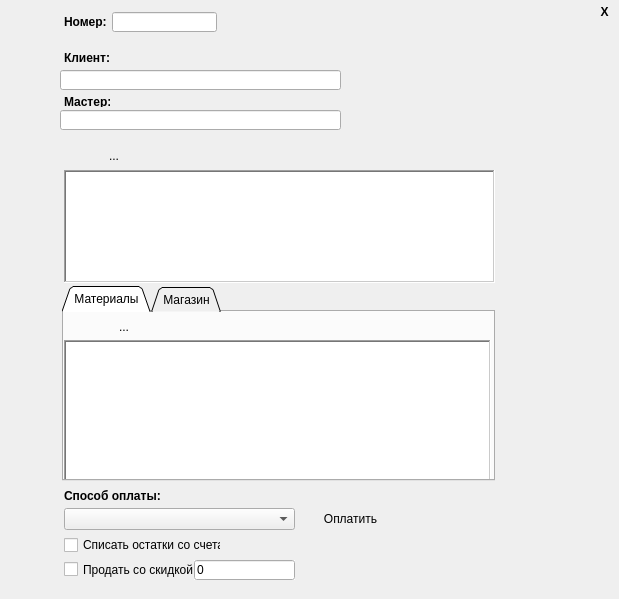
sergey4475/profi, file frm_okazanie_uslug.ui: the form before one commit.
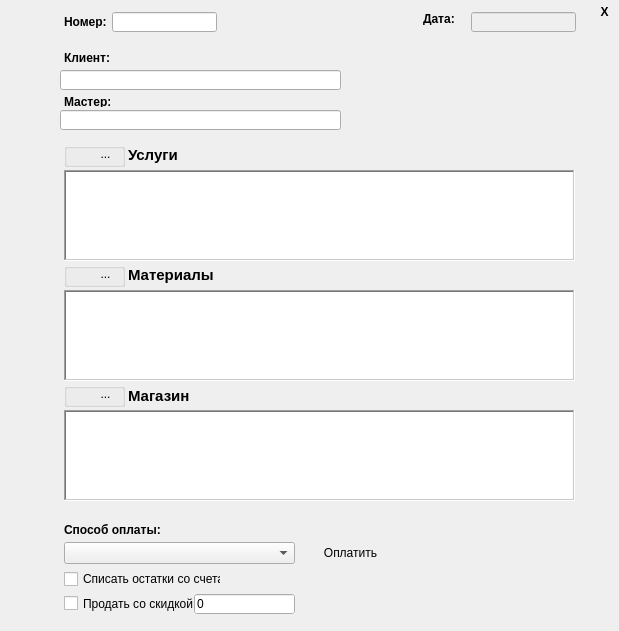
The form after the commit. Icons and pictures are not drawn. Custom widgets are drawn as their Qt base class.

```diff
--- a/frm_okazanie_uslug.ui
+++ b/frm_okazanie_uslug.ui
@@ -7,7 +7,7 @@
     <x>0</x>
     <y>0</y>
     <width>619</width>
-    <height>599</height>
+    <height>631</height>
    </rect>
   </property>
   <property name="contextMenuPolicy">
@@ -133,8 +133,8 @@
     <rect>
      <x>64</x>
      <y>170</y>
-     <width>431</width>
-     <height>113</height>
+     <width>511</width>
+     <height>91</height>
     </rect>
    </property>
    <property name="focusPolicy">
@@ -149,49 +149,24 @@
    <property name="wordWrap">
     <bool>true</bool>
    </property>
+   <attribute name="horizontalHeaderHighlightSections">
+    <bool>false</bool>
+   </attribute>
+   <attribute name="horizontalHeaderMinimumSectionSize">
+    <number>15</number>
+   </attribute>
    <attribute name="verticalHeaderVisible">
     <bool>false</bool>
    </attribute>
-  </widget>
-  <widget class="QWidget" name="horizontalLayoutWidget">
-   <property name="geometry">
-    <rect>
-     <x>64</x>
-     <y>144</y>
-     <width>67</width>
-     <height>24</height>
-    </rect>
-   </property>
-   <layout class="QHBoxLayout" name="horizontalLayout">
-    <item>
-     <widget class="QToolButton" name="add_usluga">
-      <property name="text">
-       <string/>
-      </property>
-      <property name="icon">
-       <iconset resource="icons.qrc">
-        <normaloff>:/res/icons/7.ico</normaloff>:/res/icons/7.ico</iconset>
-      </property>
-      <property name="autoRaise">
-       <bool>true</bool>
-      </property>
-     </widget>
-    </item>
-    <item>
-     <widget class="QToolButton" name="del_usluga">
-      <property name="text">
-       <string>...</string>
-      </property>
-      <property name="icon">
-       <iconset resource="icons.qrc">
-        <normaloff>:/res/icons/5.ico</normaloff>:/res/icons/5.ico</iconset>
-      </property>
-      <property name="autoRaise">
-       <bool>true</bool>
-      </property>
-     </widget>
-    </item>
-   </layout>
+   <attribute name="verticalHeaderDefaultSectionSize">
+    <number>19</number>
+   </attribute>
+   <attribute name="verticalHeaderHighlightSections">
+    <bool>false</bool>
+   </attribute>
+   <attribute name="verticalHeaderShowSortIndicator" stdset="0">
+    <bool>true</bool>
+   </attribute>
   </widget>
   <widget class="QComboBox" name="sposobOplati">
    <property name="enabled">
@@ -200,7 +175,7 @@
    <property name="geometry">
     <rect>
      <x>64</x>
-     <y>508</y>
+     <y>542</y>
      <width>231</width>
      <height>22</height>
     </rect>
@@ -213,7 +188,7 @@
    <property name="geometry">
     <rect>
      <x>300</x>
-     <y>508</y>
+     <y>542</y>
      <width>101</width>
      <height>21</height>
     </rect>
@@ -245,7 +220,7 @@
    <property name="geometry">
     <rect>
      <x>64</x>
-     <y>488</y>
+     <y>522</y>
      <width>99</width>
      <height>16</height>
     </rect>
@@ -260,156 +235,6 @@
     <string>Способ оплаты:</string>
    </property>
   </widget>
-  <widget class="QTabWidget" name="tabWidget">
-   <property name="geometry">
-    <rect>
-     <x>62</x>
-     <y>286</y>
-     <width>433</width>
-     <height>195</height>
-    </rect>
-   </property>
-   <property name="tabPosition">
-    <enum>QTabWidget::North</enum>
-   </property>
-   <property name="tabShape">
-    <enum>QTabWidget::Triangular</enum>
-   </property>
-   <property name="currentIndex">
-    <number>0</number>
-   </property>
-   <property name="elideMode">
-    <enum>Qt::ElideNone</enum>
-   </property>
-   <widget class="QWidget" name="tab_2">
-    <attribute name="title">
-     <string>Материалы</string>
-    </attribute>
-    <widget class="QWidget" name="horizontalLayoutWidget_3">
-     <property name="geometry">
-      <rect>
-       <x>0</x>
-       <y>2</y>
-       <width>81</width>
-       <height>25</height>
-      </rect>
-     </property>
-     <layout class="QHBoxLayout" name="horizontalLayout_3">
-      <item>
-       <widget class="QToolButton" name="add_material">
-        <property name="text">
-         <string/>
-        </property>
-        <property name="icon">
-         <iconset resource="icons.qrc">
-          <normaloff>:/res/icons/7.ico</normaloff>:/res/icons/7.ico</iconset>
-        </property>
-        <property name="autoRaise">
-         <bool>true</bool>
-        </property>
-       </widget>
-      </item>
-      <item>
-       <widget class="QToolButton" name="del_material">
-        <property name="text">
-         <string>...</string>
-        </property>
-        <property name="icon">
-         <iconset resource="icons.qrc">
-          <normaloff>:/res/icons/5.ico</normaloff>:/res/icons/5.ico</iconset>
-        </property>
-        <property name="autoRaise">
-         <bool>true</bool>
-        </property>
-       </widget>
-      </item>
-     </layout>
-    </widget>
-    <widget class="QTableView" name="Materials">
-     <property name="geometry">
-      <rect>
-       <x>0</x>
-       <y>28</y>
-       <width>427</width>
-       <height>141</height>
-      </rect>
-     </property>
-     <property name="focusPolicy">
-      <enum>Qt::ClickFocus</enum>
-     </property>
-     <property name="frameShape">
-      <enum>QFrame::WinPanel</enum>
-     </property>
-     <property name="editTriggers">
-      <set>QAbstractItemView::DoubleClicked|QAbstractItemView::EditKeyPressed</set>
-     </property>
-     <property name="defaultDropAction">
-      <enum>Qt::IgnoreAction</enum>
-     </property>
-    </widget>
-   </widget>
-   <widget class="QWidget" name="tab">
-    <attribute name="title">
-     <string>Магазин</string>
-    </attribute>
-    <widget class="QWidget" name="horizontalLayoutWidget_2">
-     <property name="geometry">
-      <rect>
-       <x>1</x>
-       <y>2</y>
-       <width>81</width>
-       <height>25</height>
-      </rect>
-     </property>
-     <layout class="QHBoxLayout" name="horizontalLayout_2">
-      <item>
-       <widget class="QToolButton" name="add_prodaja">
-        <property name="text">
-         <string/>
-        </property>
-        <property name="icon">
-         <iconset resource="icons.qrc">
-          <normaloff>:/res/icons/7.ico</normaloff>:/res/icons/7.ico</iconset>
-        </property>
-        <property name="autoRaise">
-         <bool>true</bool>
-        </property>
-       </widget>
-      </item>
-      <item>
-       <widget class="QToolButton" name="del_prodaja">
-        <property name="text">
-         <string>...</string>
-        </property>
-        <property name="icon">
-         <iconset resource="icons.qrc">
-          <normaloff>:/res/icons/5.ico</normaloff>:/res/icons/5.ico</iconset>
-        </property>
-        <property name="autoRaise">
-         <bool>true</bool>
-        </property>
-       </widget>
-      </item>
-     </layout>
-    </widget>
-    <widget class="QTableView" name="prodaja">
-     <property name="geometry">
-      <rect>
-       <x>0</x>
-       <y>28</y>
-       <width>427</width>
-       <height>141</height>
-      </rect>
-     </property>
-     <property name="focusPolicy">
-      <enum>Qt::ClickFocus</enum>
-     </property>
-     <property name="frameShape">
-      <enum>QFrame::WinPanel</enum>
-     </property>
-    </widget>
-   </widget>
-  </widget>
   <widget class="QSelLineEdit" name="Client">
    <property name="geometry">
     <rect>
@@ -434,7 +259,7 @@
    <property name="geometry">
     <rect>
      <x>64</x>
-     <y>536</y>
+     <y>570</y>
      <width>157</width>
      <height>18</height>
     </rect>
@@ -447,7 +272,7 @@
    <property name="geometry">
     <rect>
      <x>64</x>
-     <y>561</y>
+     <y>595</y>
      <width>131</width>
      <height>17</height>
     </rect>
@@ -463,7 +288,7 @@
    <property name="geometry">
     <rect>
      <x>194</x>
-     <y>560</y>
+     <y>594</y>
      <width>101</width>
      <height>20</height>
     </rect>
@@ -478,6 +303,332 @@
     <string>0</string>
    </property>
   </widget>
+  <widget class="QTableView" name="Materials">
+   <property name="geometry">
+    <rect>
+     <x>64</x>
+     <y>290</y>
+     <width>511</width>
+     <height>91</height>
+    </rect>
+   </property>
+   <property name="focusPolicy">
+    <enum>Qt::ClickFocus</enum>
+   </property>
+   <property name="frameShape">
+    <enum>QFrame::WinPanel</enum>
+   </property>
+   <property name="lineWidth">
+    <number>0</number>
+   </property>
+   <property name="editTriggers">
+    <set>QAbstractItemView::DoubleClicked|QAbstractItemView::EditKeyPressed</set>
+   </property>
+   <property name="defaultDropAction">
+    <enum>Qt::IgnoreAction</enum>
+   </property>
+   <attribute name="horizontalHeaderMinimumSectionSize">
+    <number>13</number>
+   </attribute>
+   <attribute name="verticalHeaderDefaultSectionSize">
+    <number>19</number>
+   </attribute>
+   <attribute name="verticalHeaderShowSortIndicator" stdset="0">
+    <bool>true</bool>
+   </attribute>
+  </widget>
+  <widget class="QTableView" name="prodaja">
+   <property name="geometry">
+    <rect>
+     <x>64</x>
+     <y>410</y>
+     <width>511</width>
+     <height>91</height>
+    </rect>
+   </property>
+   <property name="focusPolicy">
+    <enum>Qt::ClickFocus</enum>
+   </property>
+   <property name="frameShape">
+    <enum>QFrame::WinPanel</enum>
+   </property>
+   <attribute name="verticalHeaderDefaultSectionSize">
+    <number>19</number>
+   </attribute>
+   <attribute name="verticalHeaderShowSortIndicator" stdset="0">
+    <bool>true</bool>
+   </attribute>
+  </widget>
+  <widget class="QGroupBox" name="groupBox">
+   <property name="geometry">
+    <rect>
+     <x>64</x>
+     <y>263</y>
+     <width>61</width>
+     <height>24</height>
+    </rect>
+   </property>
+   <property name="focusPolicy">
+    <enum>Qt::NoFocus</enum>
+   </property>
+   <property name="title">
+    <string/>
+   </property>
+   <property name="alignment">
+    <set>Qt::AlignCenter</set>
+   </property>
+   <property name="flat">
+    <bool>false</bool>
+   </property>
+   <widget class="QToolButton" name="add_material">
+    <property name="geometry">
+     <rect>
+      <x>1</x>
+      <y>0</y>
+      <width>23</width>
+      <height>22</height>
+     </rect>
+    </property>
+    <property name="text">
+     <string/>
+    </property>
+    <property name="icon">
+     <iconset resource="icons.qrc">
+      <normaloff>:/res/icons/7.ico</normaloff>:/res/icons/7.ico</iconset>
+    </property>
+    <property name="autoRaise">
+     <bool>true</bool>
+    </property>
+   </widget>
+   <widget class="QToolButton" name="del_material">
+    <property name="geometry">
+     <rect>
+      <x>30</x>
+      <y>0</y>
+      <width>23</width>
+      <height>22</height>
+     </rect>
+    </property>
+    <property name="text">
+     <string>...</string>
+    </property>
+    <property name="icon">
+     <iconset resource="icons.qrc">
+      <normaloff>:/res/icons/5.ico</normaloff>:/res/icons/5.ico</iconset>
+    </property>
+    <property name="autoRaise">
+     <bool>true</bool>
+    </property>
+   </widget>
+  </widget>
+  <widget class="QGroupBox" name="groupBox_2">
+   <property name="geometry">
+    <rect>
+     <x>64</x>
+     <y>143</y>
+     <width>61</width>
+     <height>24</height>
+    </rect>
+   </property>
+   <property name="title">
+    <string/>
+   </property>
+   <widget class="QToolButton" name="add_usluga">
+    <property name="geometry">
+     <rect>
+      <x>1</x>
+      <y>0</y>
+      <width>23</width>
+      <height>22</height>
+     </rect>
+    </property>
+    <property name="text">
+     <string/>
+    </property>
+    <property name="icon">
+     <iconset resource="icons.qrc">
+      <normaloff>:/res/icons/7.ico</normaloff>:/res/icons/7.ico</iconset>
+    </property>
+    <property name="autoRaise">
+     <bool>true</bool>
+    </property>
+   </widget>
+   <widget class="QToolButton" name="del_usluga">
+    <property name="geometry">
+     <rect>
+      <x>30</x>
+      <y>0</y>
+      <width>23</width>
+      <height>22</height>
+     </rect>
+    </property>
+    <property name="text">
+     <string>...</string>
+    </property>
+    <property name="icon">
+     <iconset resource="icons.qrc">
+      <normaloff>:/res/icons/5.ico</normaloff>:/res/icons/5.ico</iconset>
+    </property>
+    <property name="autoRaise">
+     <bool>true</bool>
+    </property>
+   </widget>
+  </widget>
+  <widget class="QGroupBox" name="groupBox_3">
+   <property name="geometry">
+    <rect>
+     <x>64</x>
+     <y>383</y>
+     <width>61</width>
+     <height>24</height>
+    </rect>
+   </property>
+   <property name="title">
+    <string/>
+   </property>
+   <widget class="QToolButton" name="add_prodaja">
+    <property name="geometry">
+     <rect>
+      <x>1</x>
+      <y>0</y>
+      <width>23</width>
+      <height>22</height>
+     </rect>
+    </property>
+    <property name="text">
+     <string/>
+    </property>
+    <property name="icon">
+     <iconset resource="icons.qrc">
+      <normaloff>:/res/icons/7.ico</normaloff>:/res/icons/7.ico</iconset>
+    </property>
+    <property name="autoRaise">
+     <bool>true</bool>
+    </property>
+   </widget>
+   <widget class="QToolButton" name="del_prodaja">
+    <property name="geometry">
+     <rect>
+      <x>30</x>
+      <y>0</y>
+      <width>23</width>
+      <height>22</height>
+     </rect>
+    </property>
+    <property name="text">
+     <string>...</string>
+    </property>
+    <property name="icon">
+     <iconset resource="icons.qrc">
+      <normaloff>:/res/icons/5.ico</normaloff>:/res/icons/5.ico</iconset>
+    </property>
+    <property name="autoRaise">
+     <bool>true</bool>
+    </property>
+   </widget>
+  </widget>
+  <widget class="QLabel" name="label">
+   <property name="geometry">
+    <rect>
+     <x>128</x>
+     <y>143</y>
+     <width>171</width>
+     <height>24</height>
+    </rect>
+   </property>
+   <property name="font">
+    <font>
+     <pointsize>11</pointsize>
+     <weight>75</weight>
+     <bold>true</bold>
+    </font>
+   </property>
+   <property name="text">
+    <string>Услуги</string>
+   </property>
+  </widget>
+  <widget class="QLabel" name="label_6">
+   <property name="geometry">
+    <rect>
+     <x>128</x>
+     <y>263</y>
+     <width>171</width>
+     <height>24</height>
+    </rect>
+   </property>
+   <property name="font">
+    <font>
+     <pointsize>11</pointsize>
+     <weight>75</weight>
+     <bold>true</bold>
+    </font>
+   </property>
+   <property name="text">
+    <string>Материалы</string>
+   </property>
+  </widget>
+  <widget class="QLabel" name="label_7">
+   <property name="geometry">
+    <rect>
+     <x>128</x>
+     <y>384</y>
+     <width>171</width>
+     <height>24</height>
+    </rect>
+   </property>
+   <property name="font">
+    <font>
+     <pointsize>11</pointsize>
+     <weight>75</weight>
+     <bold>true</bold>
+    </font>
+   </property>
+   <property name="text">
+    <string>Магазин</string>
+   </property>
+  </widget>
+  <widget class="QLabel" name="label_8">
+   <property name="geometry">
+    <rect>
+     <x>423</x>
+     <y>12</y>
+     <width>46</width>
+     <height>13</height>
+    </rect>
+   </property>
+   <property name="font">
+    <font>
+     <weight>75</weight>
+     <bold>true</bold>
+    </font>
+   </property>
+   <property name="text">
+    <string>Дата:</string>
+   </property>
+  </widget>
+  <widget class="QLineEdit" name="Date">
+   <property name="enabled">
+    <bool>false</bool>
+   </property>
+   <property name="geometry">
+    <rect>
+     <x>471</x>
+     <y>12</y>
+     <width>105</width>
+     <height>20</height>
+    </rect>
+   </property>
+   <property name="font">
+    <font>
+     <pointsize>9</pointsize>
+     <weight>75</weight>
+     <bold>true</bold>
+    </font>
+   </property>
+   <property name="readOnly">
+    <bool>true</bool>
+   </property>
+  </widget>
  </widget>
  <customwidgets>
   <customwidget>
```
